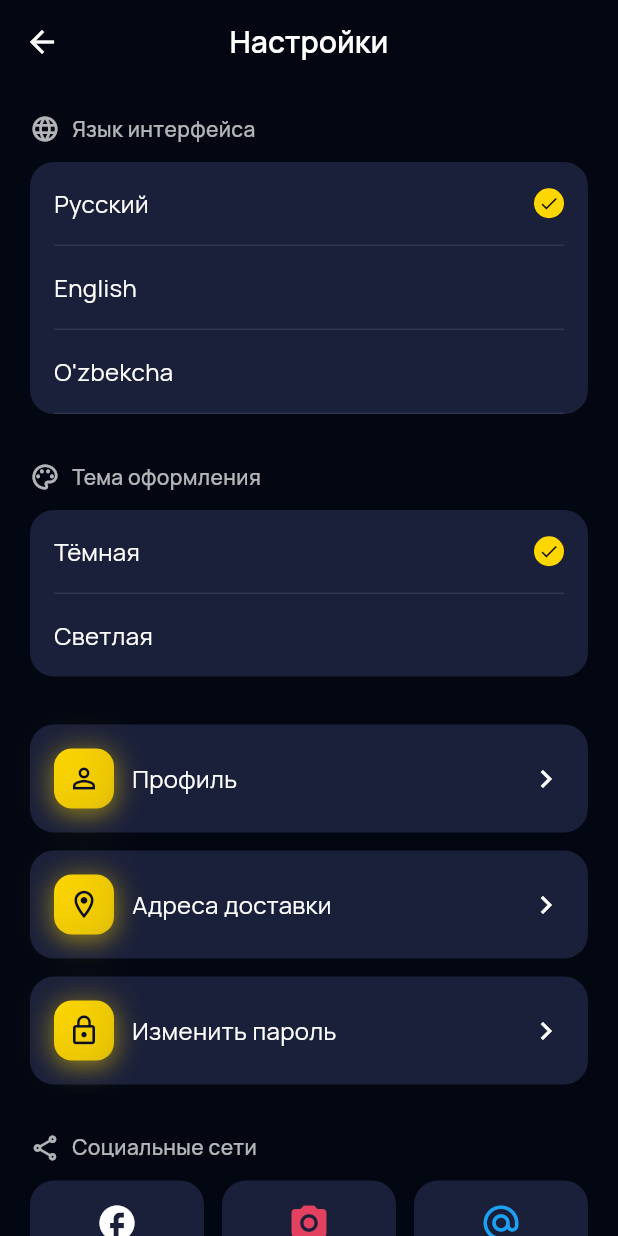
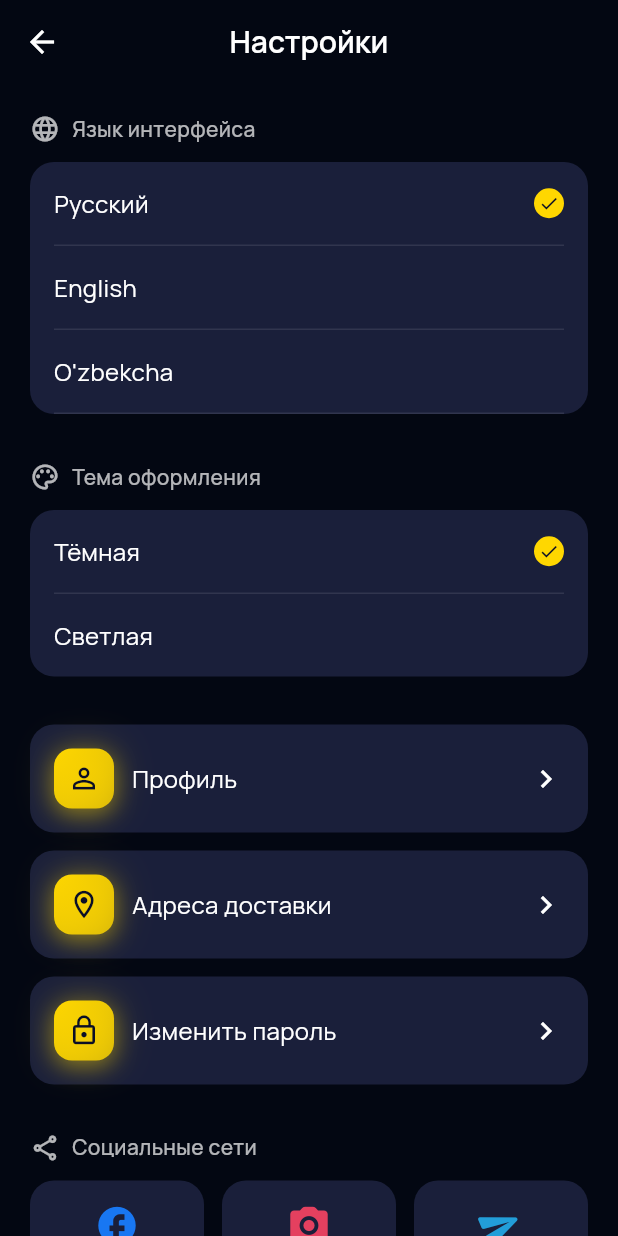
Before and after one commit to Sarvarchik2/abuexpress-app, a Flutter app: the SettingsScreen screen opened directly with empty values, on a phone screen of 412 x 824 dp. Run offline on Flutter 3.47's test engine with Material 3 defaults, Android fonts, the phone set to English and light mode, and no system bars; our stand-ins replace audioplayers, flutter_svg, google_fonts, image_picker, shared_preferences; accounts and stored records are empty.

Commit message:
animate before

```diff
--- a/lib/l10n/app_localizations.dart
+++ b/lib/l10n/app_localizations.dart
@@ -174,6 +174,7 @@ class AppLocalizations {
       'added_to_cart': 'добавлен в корзину',
       'no_favorites': 'У вас пока нет избранных товаров',
       'add_to_favorites': 'Добавьте товары в избранное, чтобы они появились здесь',
+      'soon': 'Скоро',
 
       // Office Addresses
       'office_addresses': 'Адреса офисов',
@@ -467,6 +468,7 @@ class AppLocalizations {
       'added_to_cart': 'added to cart',
       'no_favorites': 'You have no favorite items yet',
       'add_to_favorites': 'Add items to favorites to see them here',
+      'soon': 'Soon',
 
       // Office Addresses
       'office_addresses': 'Office Addresses',
@@ -760,6 +762,7 @@ class AppLocalizations {
       'added_to_cart': 'savatchaga qo\'shildi',
       'no_favorites': 'Sizda hali sevimli mahsulotlar yo\'q',
       'add_to_favorites': 'Bu yerda ko\'rish uchun mahsulotlarni sevimlilarga qo\'shing',
+      'soon': 'Tez kunda',
 
       // Office Addresses
       'office_addresses': 'Ofis manzillari',
--- a/lib/screens/settings_screen.dart
+++ b/lib/screens/settings_screen.dart
@@ -419,75 +419,58 @@ class _SettingsScreenState extends State<SettingsScreen> {
   Widget _buildSocialNetworksSection() {
     final themeProvider = Provider.of<ThemeProvider>(context);
     final isDark = themeProvider.isDarkMode;
-    // Темно-синий фон для кнопок социальных сетей
-    final socialButtonColor = isDark ? AppTheme.darkCard : const Color(0xFF1A1F3A);
+
+    // Background color based on theme
+    final buttonColor = isDark ? AppTheme.darkCard : AppTheme.lightCard;
 
     return Row(
       children: [
+        // Facebook
         Expanded(
           child: _buildSocialButton(
-            icon: Icons.facebook, // Solid white Facebook icon
-            iconColor: Colors.white, // Белая иконка Facebook
-            backgroundColor: socialButtonColor,
-            onTap: () async {
-              final url = Uri.parse('https://www.facebook.com/abuexpress');
-              if (await canLaunchUrl(url)) {
-                await launchUrl(url, mode: LaunchMode.externalApplication);
-              } else {
-                if (mounted) {
-                  CustomSnackBar.error(
-                    context: context,
-                    message: 'Не удалось открыть ссылку',
-                  );
-                }
-              }
-            },
+            icon: Icons.facebook,
+            iconColor: const Color(0xFF1877F2),
+            backgroundColor: buttonColor,
+            onTap: () => _launchURL('https://www.facebook.com/abuexpress'),
           ),
         ),
         const SizedBox(width: 12),
+        // Instagram
         Expanded(
           child: _buildSocialButton(
-            icon: Icons.camera_alt, // Solid red camera icon
-            iconColor: const Color(0xFFE4405F), // Красная иконка Instagram
-            backgroundColor: socialButtonColor,
-            onTap: () async {
-              final url = Uri.parse('https://www.instagram.com/abuexpress');
-              if (await canLaunchUrl(url)) {
-                await launchUrl(url, mode: LaunchMode.externalApplication);
-              } else {
-                if (mounted) {
-                  CustomSnackBar.error(
-                    context: context,
-                    message: 'Не удалось открыть ссылку',
-                  );
-                }
-              }
-            },
+            icon: Icons.camera_alt_rounded,
+            // Use a list of colors for potential gradient or just a brand color
+            iconColor: const Color(0xFFE4405F),
+            backgroundColor: buttonColor,
+            onTap: () => _launchURL('https://www.instagram.com/abuexpress'),
           ),
         ),
         const SizedBox(width: 12),
+        // Telegram
         Expanded(
           child: _buildSocialButton(
-            icon: Icons.alternate_email_outlined, // Outlined @ symbol
-            iconColor: const Color(0xFF1DA1F2), // Светло-синий контур
-            backgroundColor: socialButtonColor,
-            onTap: () async {
-              final url = Uri.parse('mailto:support@abuexpress.com');
-              if (await canLaunchUrl(url)) {
-                await launchUrl(url);
-              } else {
-                if (mounted) {
-                  CustomSnackBar.error(
-                    context: context,
-                    message: 'Не удалось открыть ссылку',
-                  );
-                }
-              }
-            },
+            icon: Icons.send_rounded,
+            iconColor: const Color(0xFF229ED9),
+            backgroundColor: buttonColor,
+            onTap: () => _launchURL('https://t.me/abuexpress'),
           ),
         ),
       ],
     );
+  }
+
+  Future<void> _launchURL(String urlString) async {
+    final url = Uri.parse(urlString);
+    if (await canLaunchUrl(url)) {
+      await launchUrl(url, mode: LaunchMode.externalApplication);
+    } else {
+      if (mounted) {
+        CustomSnackBar.error(
+          context: context,
+          message: context.l10n.translate('error'),
+        );
+      }
+    }
   }
 
   Widget _buildSocialButton({
@@ -496,19 +479,38 @@ class _SettingsScreenState extends State<SettingsScreen> {
     required Color backgroundColor,
     required VoidCallback onTap,
   }) {
-    return GestureDetector(
-      onTap: onTap,
-      child: Container(
-        height: 56,
-        decoration: BoxDecoration(
-          color: backgroundColor,
+    final themeProvider = Provider.of<ThemeProvider>(context);
+    final isDark = themeProvider.isDarkMode;
+
+    return Container(
+      decoration: BoxDecoration(
+        color: backgroundColor,
+        borderRadius: BorderRadius.circular(16),
+        boxShadow: isDark ? [] : [
+          BoxShadow(
+            color: Colors.black.withValues(alpha: 0.05),
+            blurRadius: 10,
+            offset: const Offset(0, 4),
+          ),
+        ],
+      ),
+      child: Material(
+        color: Colors.transparent,
+        child: InkWell(
+          onTap: onTap,
           borderRadius: BorderRadius.circular(16),
-        ),
-        child: Center(
-          child: Icon(
-            icon,
-            color: iconColor,
-            size: 28,
+          child: SizedBox(
+            height: 60,
+            child: Center(
+              child: Transform.rotate(
+                angle: icon == Icons.send_rounded ? -0.4 : 0, // Rotate telegram icon slightly for official look
+                child: Icon(
+                  icon,
+                  color: iconColor,
+                  size: 30,
+                ),
+              ),
+            ),
           ),
         ),
       ),
```
Also changed, not shown: lib/screens/shop_bottom_sheet.dart (+71 -3 lines).
